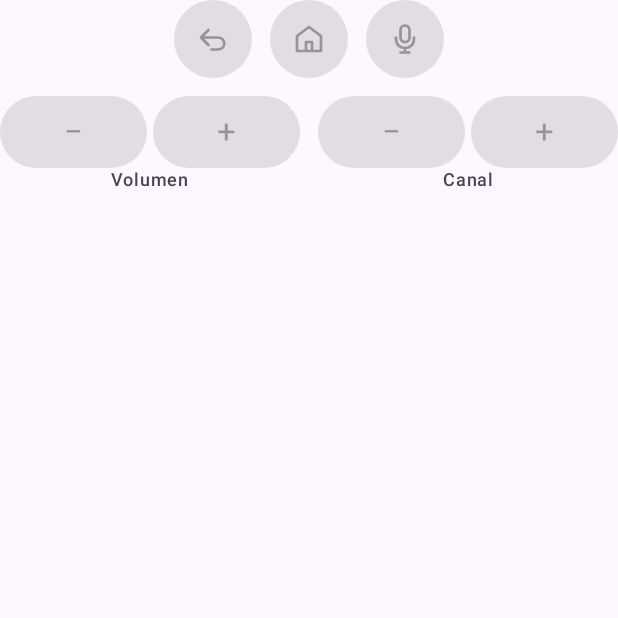
After one commit to Jasr24/jasrTv, an Android app built with Jetpack Compose: the composable RemoteFunctionButtons shown on its own in the app's theme, on a phone screen of 412 x 824 dp, the top half of it. The commit adds this screen. Run offline under Robolectric (Android 15) with nearby library versions, the phone set to English and light mode, and no system bars.

Commit message:
Feat: Boton funciona no funcional, iconos apagar, atras, home, iconos para subir y bajar volumen y canales

```diff
--- a/app/src/main/java/com/jasrtv/data/remote/RemoteKey.kt
+++ b/app/src/main/java/com/jasrtv/data/remote/RemoteKey.kt
@@ -2,5 +2,7 @@ package com.jasrtv.data.remote
 
 enum class RemoteKey(internal val code: String) {
     UP("KEY_UP"), DOWN("KEY_DOWN"), LEFT("KEY_LEFT"), RIGHT("KEY_RIGHT"),
-    OK("KEY_ENTER"), BACK("KEY_RETURN"), HOME("KEY_HOME")
+    OK("KEY_ENTER"), BACK("KEY_RETURN"), HOME("KEY_HOME"), VOICE("KEY_BT_VOICE"),
+    POWER("KEY_POWER"), VOLUME_UP("KEY_VOLUP"), VOLUME_DOWN("KEY_VOLDOWN"),
+    CHANNEL_UP("KEY_CHUP"), CHANNEL_DOWN("KEY_CHDOWN")
 }
--- a/app/src/main/java/com/jasrtv/data/remote/SamsungTvClient.kt
+++ b/app/src/main/java/com/jasrtv/data/remote/SamsungTvClient.kt
@@ -72,9 +72,9 @@ internal class SamsungTvClient {
         })
     }
 
-    fun sendKey(socket: WebSocket, key: RemoteKey): Boolean =
+    fun sendKey(socket: WebSocket, key: RemoteKey, action: String = "Click"): Boolean =
         send(socket, "ms.remote.control", JSONObject()
-            .put("Cmd", "Click").put("DataOfCmd", key.code)
+            .put("Cmd", action).put("DataOfCmd", key.code)
             .put("Option", "false").put("TypeOfRemote", "SendRemoteKey"))
 
     fun sendText(socket: WebSocket, text: String): Boolean =
--- a/app/src/main/java/com/jasrtv/data/remote/TvRemoteRepository.kt
+++ b/app/src/main/java/com/jasrtv/data/remote/TvRemoteRepository.kt
@@ -64,6 +64,9 @@ class TvRemoteRepository(context: Context) {
 
     fun sendKey(key: RemoteKey): Boolean = send { client.sendKey(it, key) }
 
+    fun setVoiceKey(pressed: Boolean): Boolean =
+        send { client.sendKey(it, RemoteKey.VOICE, if (pressed) "Press" else "Release") }
+
     fun sendText(text: String): Boolean = send { client.sendText(it, text) }
 
     private fun send(action: (WebSocket) -> Boolean): Boolean {
--- /dev/null
+++ b/app/src/main/java/com/jasrtv/ui/remote/RemoteFunctionButtons.kt
@@ -0,0 +1,144 @@
+package com.jasrtv.ui.remote
+
+import androidx.compose.foundation.Canvas
+import androidx.compose.foundation.layout.Arrangement
+import androidx.compose.foundation.layout.Column
+import androidx.compose.foundation.layout.PaddingValues
+import androidx.compose.foundation.layout.Row
+import androidx.compose.foundation.layout.fillMaxWidth
+import androidx.compose.foundation.layout.heightIn
+import androidx.compose.foundation.layout.size
+import androidx.compose.foundation.shape.CircleShape
+import androidx.compose.material3.ButtonDefaults
+import androidx.compose.material3.FilledTonalButton
+import androidx.compose.material3.LocalContentColor
+import androidx.compose.material3.MaterialTheme
+import androidx.compose.material3.Text
+import androidx.compose.runtime.Composable
+import androidx.compose.ui.Alignment
+import androidx.compose.ui.Modifier
+import androidx.compose.ui.geometry.CornerRadius
+import androidx.compose.ui.geometry.Offset
+import androidx.compose.ui.geometry.Size
+import androidx.compose.ui.graphics.Path
+import androidx.compose.ui.graphics.StrokeCap
+import androidx.compose.ui.graphics.StrokeJoin
+import androidx.compose.ui.graphics.drawscope.Stroke
+import androidx.compose.ui.graphics.drawscope.scale
+import androidx.compose.ui.semantics.contentDescription
+import androidx.compose.ui.semantics.semantics
+import androidx.compose.ui.unit.dp
+import com.jasrtv.data.remote.RemoteKey
+
+private enum class FunctionIcon { BACK, HOME, MICROPHONE }
+
+@Composable
+internal fun RemoteFunctionButtons(
+    enabled: Boolean,
+    voiceActive: Boolean,
+    onVoice: () -> Unit,
+    onKey: (RemoteKey) -> Unit
+) {
+    Column(Modifier.fillMaxWidth(), horizontalAlignment = Alignment.CenterHorizontally,
+        verticalArrangement = Arrangement.spacedBy(12.dp)) {
+        Row(horizontalArrangement = Arrangement.spacedBy(12.dp)) {
+            IconButton(FunctionIcon.BACK, "Atrás", enabled) { onKey(RemoteKey.BACK) }
+            IconButton(FunctionIcon.HOME, "Inicio", enabled) { onKey(RemoteKey.HOME) }
+            IconButton(FunctionIcon.MICROPHONE, if (voiceActive) "Terminar Bixby" else "Bixby",
+                enabled, active = voiceActive, onClick = onVoice)
+        }
+        Row(Modifier.fillMaxWidth(), horizontalArrangement = Arrangement.spacedBy(12.dp)) {
+            KeyPair("Volumen", RemoteKey.VOLUME_DOWN, RemoteKey.VOLUME_UP,
+                enabled, Modifier.weight(1f), onKey)
+            KeyPair("Canal", RemoteKey.CHANNEL_DOWN, RemoteKey.CHANNEL_UP,
+                enabled, Modifier.weight(1f), onKey)
+        }
+    }
+}
+
+@Composable
+private fun KeyPair(
+    label: String,
+    down: RemoteKey,
+    up: RemoteKey,
+    enabled: Boolean,
+    modifier: Modifier,
+    onKey: (RemoteKey) -> Unit
+) {
+    Column(modifier, horizontalAlignment = Alignment.CenterHorizontally) {
+        Row(Modifier.fillMaxWidth(), horizontalArrangement = Arrangement.spacedBy(4.dp)) {
+            for ((key, symbol, action) in listOf(Triple(down, "−", "Bajar"), Triple(up, "+", "Subir"))) {
+                FilledTonalButton(onClick = { onKey(key) }, enabled = enabled,
+                    modifier = Modifier.weight(1f).heightIn(min = 48.dp)
+                        .semantics { contentDescription = "$action ${label.lowercase()}" },
+                    contentPadding = PaddingValues(0.dp)) {
+                    Text(symbol, style = MaterialTheme.typography.titleLarge)
+                }
+            }
+        }
+        Text(label, color = MaterialTheme.colorScheme.onSurfaceVariant, style = MaterialTheme.typography.labelMedium)
+    }
+}
+
+@Composable
+private fun IconButton(
+    icon: FunctionIcon,
+    label: String,
+    enabled: Boolean,
+    active: Boolean = false,
+    onClick: () -> Unit
+) {
+    val colors = if (active) ButtonDefaults.filledTonalButtonColors(
+        containerColor = MaterialTheme.colorScheme.primary,
+        contentColor = MaterialTheme.colorScheme.onPrimary
+    ) else ButtonDefaults.filledTonalButtonColors()
+    FilledTonalButton(
+        onClick = onClick, enabled = enabled, shape = CircleShape, colors = colors,
+        modifier = Modifier.size(52.dp).semantics { contentDescription = label },
+        contentPadding = PaddingValues(0.dp)
+    ) {
+        val color = LocalContentColor.current
+        Canvas(Modifier.size(24.dp)) {
+            val unit = size.width / 24f
+            val stroke = Stroke(1.8f, cap = StrokeCap.Round, join = StrokeJoin.Round)
+            scale(unit, unit, pivot = Offset.Zero) {
+                when (icon) {
+                    FunctionIcon.BACK -> drawPath(Path().apply {
+                        moveTo(9f, 6f)
+                        lineTo(4f, 11f)
+                        lineTo(9f, 16f)
+                        moveTo(4f, 11f)
+                        lineTo(15f, 11f)
+                        cubicTo(21f, 11f, 21f, 19f, 15f, 19f)
+                        lineTo(11f, 19f)
+                    }, color, style = stroke)
+                    FunctionIcon.HOME -> drawPath(Path().apply {
+                        moveTo(4f, 10f)
+                        lineTo(12f, 4f)
+                        lineTo(20f, 10f)
+                        lineTo(20f, 20f)
+                        lineTo(4f, 20f)
+                        close()
+                        moveTo(10f, 20f)
+                        lineTo(10f, 14f)
+                        lineTo(14f, 14f)
+                        lineTo(14f, 20f)
+                    }, color, style = stroke)
+                    FunctionIcon.MICROPHONE -> {
+                        drawRoundRect(color, Offset(9f, 3f), Size(6f, 11f), CornerRadius(3f), style = stroke)
+                        drawPath(Path().apply {
+                            moveTo(6f, 11f)
+                            lineTo(6f, 12f)
+                            cubicTo(6f, 20f, 18f, 20f, 18f, 12f)
+                            lineTo(18f, 11f)
+                            moveTo(12f, 18f)
+                            lineTo(12f, 21f)
+                            moveTo(9f, 21f)
+                            lineTo(15f, 21f)
+                        }, color, style = stroke)
+                    }
+                }
+            }
+        }
+    }
+}
```
Also changed, not shown: app/src/main/java/com/jasrtv/MainActivity.kt (+8 -1 lines), app/src/main/java/com/jasrtv/data/discovery/PairedTvStore.kt (+6 -1 lines), app/src/main/java/com/jasrtv/data/discovery/SamsungDiscovery.kt (+15 -1 lines), app/src/main/java/com/jasrtv/data/discovery/TvDevice.kt (+7 -1 lines), app/src/main/java/com/jasrtv/data/power/WakeOnLan.kt (added, +50 -0 lines), app/src/main/java/com/jasrtv/ui/remote/RemoteScreen.kt (+101 -12 lines), app/src/main/java/com/jasrtv/ui/remote/RemoteViewModel.kt (+98 -3 lines).
